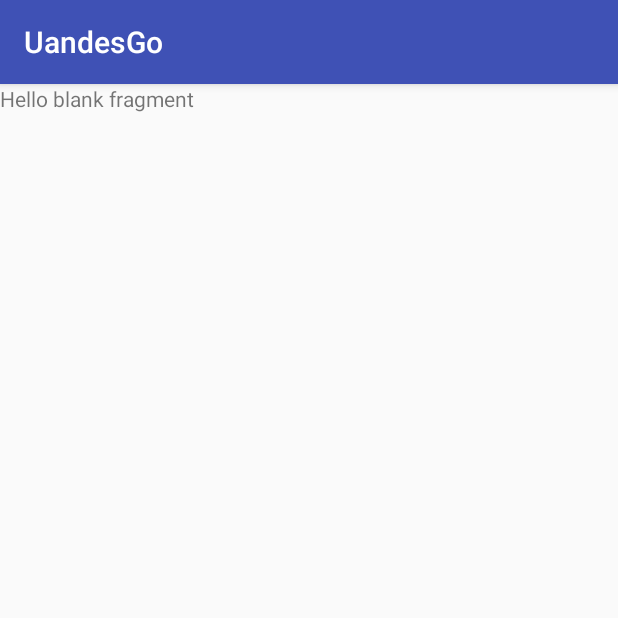
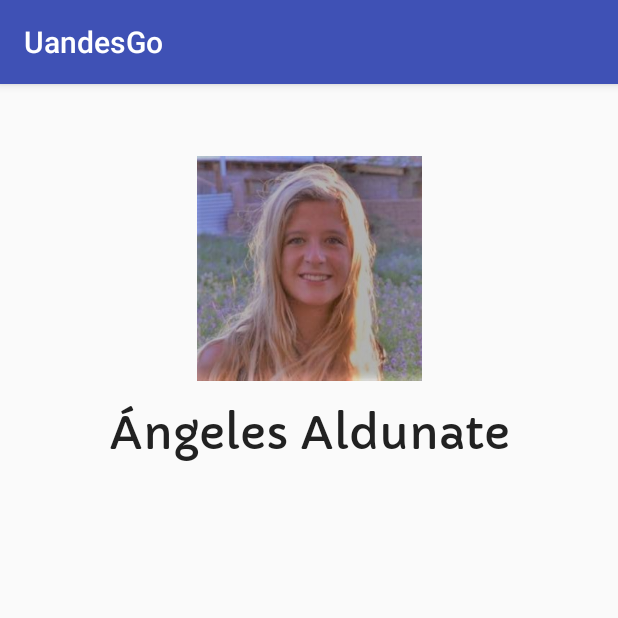
Before and after one commit to angelesaldunate/uandesGo, an Android app: the fragment ProfileFragment shown on its own in the app's theme, on a phone screen of 412 x 824 dp, the top half of it. Run offline under Robolectric (Android 15) with nearby library versions, the phone set to English and light mode, and no system bars.

Commit message:
Started working on the profile

```diff
--- a/app/src/main/AndroidManifest.xml
+++ b/app/src/main/AndroidManifest.xml
@@ -26,7 +26,12 @@
         </activity>
         <activity
             android:name=".LoginActivity"
-            android:label="@string/title_activity_login"></activity>
+            android:label="@string/title_activity_login"/>
+
+        <meta-data
+            android:name="com.google.android.geo.API_KEY"
+            android:value="AIzaSyCfGdxbwJHPsrnYnC-hYYtY59BuyEgB-nc"/>
+
     </application>
 
 </manifest>
--- a/app/src/main/java/com/example/angeles/uandesgo/MainActivity.java
+++ b/app/src/main/java/com/example/angeles/uandesgo/MainActivity.java
@@ -43,16 +43,13 @@ public class MainActivity extends AppCompatActivity
         TextView email = headerView.findViewById(R.id.emailView);
 
 
-        CredentialManage nueva = new CredentialManage();
+        /*CredentialManage nueva = new CredentialManage();
         if (!nueva.verificarCredenciales(this)) {
             Intent intent = new Intent(this, LoginActivity.class);
             intent.putExtra(EXTRA_MESSAGE,"Sent!");
             //iniciaractividad solo si no existe anteriormente
             startActivityForResult(intent,SEND_MESSAGE);
-        }
-
-
-
+        }*/
     }
 
     @Override
--- a/app/src/main/res/layout/fragment_profile.xml
+++ b/app/src/main/res/layout/fragment_profile.xml
@@ -1,14 +1,38 @@
-<FrameLayout xmlns:android="http://schemas.android.com/apk/res/android"
+<android.support.constraint.ConstraintLayout
+    xmlns:android="http://schemas.android.com/apk/res/android"
+    xmlns:app="http://schemas.android.com/apk/res-auto"
     xmlns:tools="http://schemas.android.com/tools"
     android:layout_width="match_parent"
     android:layout_height="match_parent"
     tools:context="com.example.angeles.uandesgo.ProfileFragment">
 
-    <!-- TODO: Update blank fragment layout -->
+    <ImageView
+        android:id="@+id/imageView2"
+        android:layout_width="150dp"
+        android:layout_height="150dp"
+        android:layout_marginEnd="8dp"
+        android:layout_marginStart="8dp"
+        android:layout_marginTop="48dp"
+        android:cropToPadding="true"
+        android:src="@drawable/angeles"
+        app:layout_constraintEnd_toEndOf="parent"
+        app:layout_constraintStart_toStartOf="parent"
+        app:layout_constraintTop_toTopOf="parent" />
+
     <TextView
-        android:layout_width="match_parent"
-        android:layout_height="match_parent"
-        android:text="@string/hello_blank_fragment"
-        tools:text="Perfil" />
+        android:id="@+id/textView"
+        android:layout_width="wrap_content"
+        android:layout_height="wrap_content"
+        android:layout_marginEnd="8dp"
+        android:layout_marginStart="8dp"
+        android:layout_marginTop="16dp"
+        android:fontFamily="@font/capriola"
+        android:text="@string/angeles_aldunate"
+        android:textAppearance="@style/TextAppearance.AppCompat"
+        android:textSize="30sp"
+        app:layout_constraintEnd_toEndOf="parent"
+        app:layout_constraintStart_toStartOf="parent"
+        app:layout_constraintTop_toBottomOf="@+id/imageView2" />
 
-</FrameLayout>
+
+</android.support.constraint.ConstraintLayout>
--- a/app/src/main/res/values/strings.xml
+++ b/app/src/main/res/values/strings.xml
@@ -22,4 +22,5 @@
 
     <!-- TODO: Remove or change this placeholder text -->
     <string name="hello_blank_fragment">Hello blank fragment</string>
+    <string name="angeles_aldunate">Ángeles Aldunate</string>
 </resources>
```
Also changed, not shown: app/src/main/res/drawable-v24/angeles.png (added), app/src/main/res/font/capriola.ttf (added).
